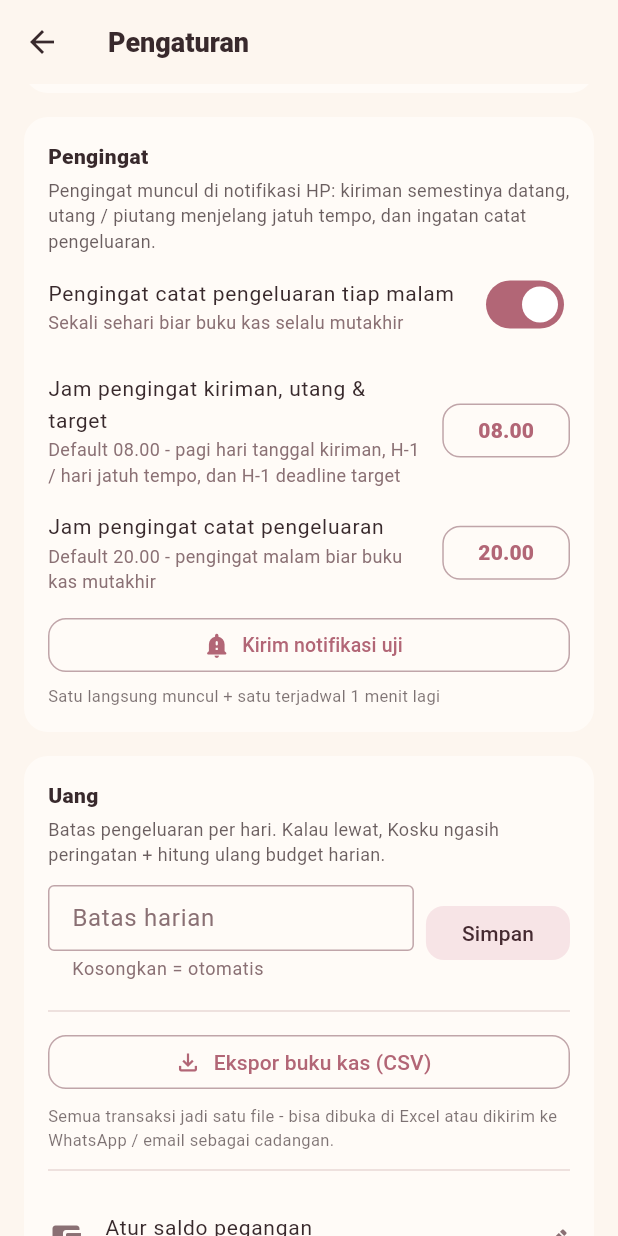
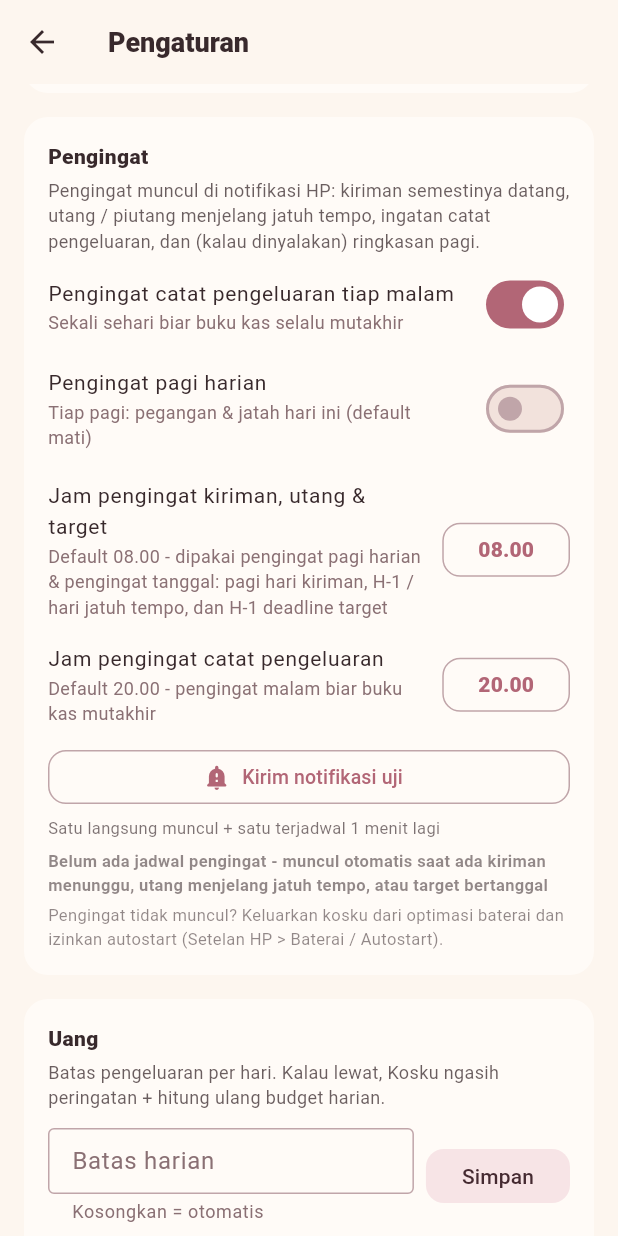
Before and after one commit to Nfx1z/App_03_kosku, a Flutter app: the PengaturanScreen screen opened directly, scrolled down 576 dp, on a phone screen of 412 x 824 dp. Run offline on Flutter 3.47's test engine with Material 3 defaults, Android fonts, the phone set to English and light mode, and no system bars; our stand-ins replace cloud_firestore, connectivity_plus, firebase_auth, firebase_core, fl_chart, flutter_local_notifications and 8 more; missing offline and left inert: receive_sharing_intent; accounts and stored records are empty; generated files the repository leaves out were written again.

Commit message:
Fix: english language due to const at some features and morning notifications

```diff
--- a/lib/screens/home_screen.dart
+++ b/lib/screens/home_screen.dart
@@ -192,7 +192,7 @@ class _HomeScreenState extends State<HomeScreen> {
           const KartuSaldo(),
           const KartuPerhatian(),
           if (app.sudahSetup) const KartuBudget(),
-          if (app.sudahSetup) const KartuInputCepat(),
+          if (app.sudahSetup)  KartuInputCepat(),
           judulSection(T.t('bagian_hari_ini')),
           if (app.transaksiHariIni.isEmpty)
             kartuKosong(T.t('home_kosong'),
--- a/lib/screens/kiriman_screen.dart
+++ b/lib/screens/kiriman_screen.dart
@@ -78,7 +78,7 @@ class KirimanScreen extends StatelessWidget {
                 ),
               ),
             ),
-          const KartuFormKiriman(),
+          KartuFormKiriman(),
           judulSection(T.t('daftar_kiriman')),
           if (app.kirimanList.isEmpty)
             kartuKosong(T.t('kiriman_kosong'), ikon: Icons.send_rounded)
--- a/lib/screens/pengaturan_screen.dart
+++ b/lib/screens/pengaturan_screen.dart
@@ -140,6 +140,17 @@ class _PengaturanScreenState extends State<PengaturanScreen> {
   Future<void> _aktifkanNotifHarian(bool nilai) async {
     final app = context.read<AppState>();
     await app.simpanNotifHarian(nilai);
+    if (!mounted) return;
+    ScaffoldMessenger.of(context).showSnackBar(
+      SnackBar(
+        content: Text(T.t(nilai ? 'notif_aktif' : 'notif_mati')),
+      ),
+    );
+  }
+
+  Future<void> _aktifkanNotifPagi(bool nilai) async {
+    final app = context.read<AppState>();
+    await app.simpanNotifPagi(nilai);
     if (!mounted) return;
     ScaffoldMessenger.of(context).showSnackBar(
       SnackBar(
@@ -444,6 +455,20 @@ class _PengaturanScreenState extends State<PengaturanScreen> {
                     subtitle: Text(T.t('notif_harian_sub'),
                         style: const TextStyle(fontSize: 12)),
                   ),
+                  // Pengingat pagi harian (default mati): ringkasan
+                  // pegangan & jatah hari ini. Dulu slot pagi hanya buat
+                  // pengingat tanggal kiriman/utang/target - kalau tidak
+                  // ada event, pagi hening total dan user menyangka
+                  // pengingatnya rusak.
+                  SwitchListTile(
+                    contentPadding: EdgeInsets.zero,
+                    value: app.notifPagiAktif,
+                    onChanged: _aktifkanNotifPagi,
+                    title: Text(T.t('notif_pagi'),
+                        style: const TextStyle(fontSize: 14)),
+                    subtitle: Text(T.t('notif_pagi_sub'),
+                        style: const TextStyle(fontSize: 12)),
+                  ),
                   const SizedBox(height: 4),
                   // Jam pengingat bisa diubah sendiri (default 08.00 pagi
                   // & 20.00 malam) - dulu hardcode sekarang time picker.
@@ -482,6 +507,31 @@ class _PengaturanScreenState extends State<PengaturanScreen> {
                     style: TextStyle(
                         fontSize: 11,
                         color: cs.onSurface.withValues(alpha: 0.65)),
+                  ),
+                  const SizedBox(height: 6),
+                  // Diagnostik: berapa jadwal pengingat aktif sekarang.
+                  // Menjawab "kenapa tidak ada notif pagi" - kalau 0,
+                  // memang belum ada yang harus diingatkan (tidak ada
+                  // kiriman menunggu / utang jatuh tempo / target
+                  // bertanggal, dan pengingat harian mati).
+                  Text(
+                    app.jadwalNotifAktif > 0
+                        ? T.f('notif_jadwal_ada',
+                            {'n': '${app.jadwalNotifAktif}'})
+                        : T.t('notif_jadwal_kosong'),
+                    style: TextStyle(
+                        fontSize: 11,
+                        fontWeight: FontWeight.w600,
+                        color: app.jadwalNotifAktif > 0
+                            ? cs.primary
+                            : cs.onSurface.withValues(alpha: 0.55)),
+                  ),
+                  const SizedBox(height: 4),
+                  Text(
+                    T.t('notif_baterai'),
+                    style: TextStyle(
+                        fontSize: 11,
+                        color: cs.onSurface.withValues(alpha: 0.55)),
                   ),
                 ],
               ),
--- a/lib/screens/target_screen.dart
+++ b/lib/screens/target_screen.dart
@@ -24,7 +24,7 @@ class TargetScreen extends StatelessWidget {
       body: ListView(
         padding: const EdgeInsets.all(12),
         children: [
-          const KartuFormTarget(),
+          KartuFormTarget(),
           judulSection(T.t('target_kamu')),
           if (app.targetList.isEmpty)
             kartuKosong(T.t('target_kosong'), ikon: Icons.flag_rounded)
--- a/lib/services/notifikasi_service.dart
+++ b/lib/services/notifikasi_service.dart
@@ -44,6 +44,23 @@ class NotifikasiService {
   bool _siap = false;
   bool _menyiapkan = false;
 
+  /// Pengingat harian malam & pagi benar-benar terpasang? Dipakai buat
+  /// [jumlahJadwalAktif] (diagnostik di Pengaturan).
+  bool _harianPasang = false;
+  bool _pagiPasang = false;
+
+  /// Berapa jadwal pengingat yang aktif SEKARANG (malam + pagi + semua
+  /// pengingat tanggal kiriman/utang/target). Dipakai Pengaturan untuk
+  /// menampilkan diagnostik "kenapa tidak ada notif pagi" - kalau 0,
+  /// memang belum ada yang harus diingatkan.
+  int get jumlahJadwalAktif =>
+      (_harianPasang ? 1 : 0) +
+      (_pagiPasang ? 1 : 0) +
+      (_kirimanTerjadwal?.length ?? 0) +
+      (_utangTerjadwal?.length ?? 0) +
+      (_utangHariIniTerjadwal?.length ?? 0) +
+      (_targetTerjadwal?.length ?? 0);
+
   /// Boleh pakai alarm EXACT (Android 12+ "Alarms & reminders")?
   /// Dicek ulang tiap siapkan; kalau tidak, jatuh ke alarm inexact
   /// (masih muncul, hanya bisa telat ±15 menit).
@@ -61,10 +78,11 @@ class NotifikasiService {
   Set<int>? _utangHariIniTerjadwal;
   Set<int>? _targetTerjadwal;
 
-  // ID notifikasi stabil: 1 = harian, 2-3 = uji,
+  // ID notifikasi stabil: 1 = malam, 4 = pagi harian, 2-3 = uji,
   // 100+id kiriman, 100000+id utang (H-1), 150000+id utang (hari-H),
   // 200000+id target.
   static const _idHarian = 1;
+  static const _idPagi = 4;
   static const _idUji = 2;
   static const _idKirimanBase = 100;
   static const _idUtangBase = 100000;
@@ -170,14 +188,16 @@ class NotifikasiService {
     } catch (_) {}
   }
 
-  Future<void> _tampil(
+  /// Balik true kalau notifikasi/langsung-tampil/jadwal benar-benar
+  /// dipasang (dipakai diagnostik jumlah jadwal aktif).
+  Future<bool> _tampil(
     int id,
     String judul,
     String isi, {
     DateTime? waktu,
     bool ulangHarian = false,
   }) async {
-    if (!_siap) return;
+    if (!_siap) return false;
     const detail = NotificationDetails(
       android: AndroidNotificationDetails(
         'kosku',
@@ -190,11 +210,11 @@ class NotifikasiService {
     try {
       if (waktu == null) {
         await _plugin.show(id, judul, isi, detail);
-        return;
+        return true;
       }
       final jadwal = tz.TZDateTime.from(waktu, tz.local);
       // Lewati waktu yang sudah lewat (device restart / data lama).
-      if (jadwal.isBefore(tz.TZDateTime.now(tz.local))) return;
+      if (jadwal.isBefore(tz.TZDateTime.now(tz.local))) return false;
       await _plugin.zonedSchedule(
         id,
         judul,
@@ -207,8 +227,10 @@ class NotifikasiService {
         // Ulang tiap hari di jam yang sama (khusus pengingat harian).
         matchDateTimeComponents: ulangHarian ? DateTimeComponents.time : null,
       );
+      return true;
     } catch (_) {
       // Jadwal gagal (mis. izin SCHEDULE_EXACT ditolak) → diam saja.
+      return false;
     }
   }
 
@@ -250,10 +272,14 @@ class NotifikasiService {
   /// hari ini sudah lewat, mulai besok.
   Future<void> aturHarian(bool aktif, {String jam = '20:00'}) async {
     await siapkan();
-    if (!_siap) return;
+    if (!_siap) {
+      _harianPasang = false;
+      return;
+    }
     try {
       await _plugin.cancel(_idHarian);
     } catch (_) {}
+    _harianPasang = false;
     if (!aktif) return;
 
     final (j, m) = _parseJam(jam, 20, 0);
@@ -262,10 +288,49 @@ class NotifikasiService {
     if (!slot.isAfter(kini)) {
       slot = slot.add(const Duration(days: 1));
     }
-    await _tampil(
+    _harianPasang = await _tampil(
       _idHarian,
       T.t('notif_catat_title'),
       T.t('notif_catat_body'),
+      waktu: slot,
+      ulangHarian: true,
+    );
+  }
+
+  // ================= PENGINGAT PAGI HARIAN =================
+
+  /// Nyalakan / matikan pengingat PAGI harian (default 08.00): ringkasan
+  /// singkat "pegangan & jatah hari ini". Ini pengingat HARIAN - dulu
+  /// slot pagi hanya dipakai pengingat TANGGAL (kiriman/utang/target),
+  /// jadi kalau tidak ada event, pagi hening total dan user menyangka
+  /// pengingatnya rusak. Kalau slot hari ini sudah lewat, mulai besok.
+  Future<void> aturPagi(
+    bool aktif, {
+    String jam = '08:00',
+    required int saldo,
+    required int jatah,
+  }) async {
+    await siapkan();
+    if (!_siap) {
+      _pagiPasang = false;
+      return;
+    }
+    try {
+      await _plugin.cancel(_idPagi);
+    } catch (_) {}
+    _pagiPasang = false;
+    if (!aktif) return;
+
+    final (j, m) = _parseJam(jam, 8, 0);
+    final kini = DateTime.now();
+    var slot = DateTime(kini.year, kini.month, kini.day, j, m);
+    if (!slot.isAfter(kini)) {
+      slot = slot.add(const Duration(days: 1));
+    }
+    _pagiPasang = await _tampil(
+      _idPagi,
+      T.t('notif_pagi_title'),
+      T.f('notif_pagi_body', {'s': rp(saldo), 'j': rp(jatah)}),
       waktu: slot,
       ulangHarian: true,
     );
@@ -302,12 +367,16 @@ class NotifikasiService {
   /// Sinkronkan seluruh jadwal dengan data terkini. Idempotent: kalau
   /// tanda tangan (isi data + setting) tidak berubah, tidak melakukan
   /// apa pun. Dipanggil dari muatSemua(). [jamPagi] = jam pengingat
-  /// kiriman/utang/target ("HH:MM", default 08.00), [jamMalam] = jam
-  /// pengingat catat pengeluaran (default 20.00) - keduanya bisa
-  /// diubah user di Pengaturan dan ikut tanda tangan supaya ganti jam
-  /// = jadwal ulang otomatis.
+  /// kiriman/utang/target DAN pengingat pagi harian (default 08.00),
+  /// [jamMalam] = jam pengingat catat pengeluaran (default 20.00) -
+  /// keduanya bisa diubah user di Pengaturan dan ikut tanda tangan
+  /// supaya ganti jam = jadwal ulang otomatis. [pagiAktif] = pengingat
+  /// pagi harian nyala, [jatahHarian] = jatah hari ini (muncul di isi
+  /// notifikasi pagi).
   Future<void> sinkronJadwal({
     required bool harianAktif,
+    required bool pagiAktif,
+    required int jatahHarian,
     required List<Kiriman> kiriman,
     required List<Utang> utang,
     required List<TargetBeli> target,
@@ -349,6 +418,10 @@ class NotifikasiService {
       // seluruh jadwal di jam yang baru.
       'pagi:$jamPagi',
       'malam:$jamMalam',
+      // Pengingat pagi harian: on/off + isi notifikasinya (pegangan &
+      // jatah) ikut berubah → dua-duanya masuk tanda tangan.
+      'pagi_aktif:$pagiAktif',
+      'jatah:$jatahHarian',
       // Saldo ikut: isi "kurang Rp X" pengingat target berganti tiap
       // saldo berubah. Mode exact ikut supaya jadwal lama dipasang
       // ulang sebagai alarm exact begitu izinnya diberikan.
@@ -368,6 +441,15 @@ class NotifikasiService {
 
     // Pengingat harian (malam, jam bisa diatur).
     await aturHarian(harianAktif, jam: jamMalam);
+
+    // Pengingat pagi harian (ringkasan pegangan & jatah, jam bisa
+    // diatur, default mati).
+    await aturPagi(
+      pagiAktif,
+      jam: jamPagi,
+      saldo: saldoPegangan,
+      jatah: jatahHarian,
+    );
 
     final batasJadwal = DateTime.now().add(const Duration(days: 30));
 
--- a/lib/utils/teks.dart
+++ b/lib/utils/teks.dart
@@ -942,11 +942,11 @@ class T {
     'notif_judul': {'id': 'Pengingat', 'en': 'Reminders'},
     'notif_desc': {
       'id': 'Pengingat muncul di notifikasi HP: kiriman semestinya '
-          'datang, utang / piutang menjelang jatuh tempo, dan ingatan '
-          'catat pengeluaran.',
+          'datang, utang / piutang menjelang jatuh tempo, ingatan '
+          'catat pengeluaran, dan (kalau dinyalakan) ringkasan pagi.',
       'en': 'Reminders appear in your phone\u2019s notifications: '
           'expected transfers, debts / loans nearing their due date, '
-          'and a nudge to log expenses.'
+          'a nudge to log expenses, and (if enabled) a morning summary.'
     },
     'notif_harian': {
       'id': 'Pengingat catat pengeluaran tiap malam',
@@ -956,13 +956,49 @@ class T {
       'id': 'Sekali sehari biar buku kas selalu mutakhir',
       'en': 'Once a day to keep your ledger up to date'
     },
+    'notif_pagi': {
+      'id': 'Pengingat pagi harian',
+      'en': 'Daily morning reminder'
+    },
+    'notif_pagi_sub': {
+      'id': 'Tiap pagi: pegangan & jatah hari ini (default mati)',
+      'en': 'Every morning: cash on hand & today\'s allowance (off by default)'
+    },
+    'notif_pagi_title': {
+      'id': 'Selamat pagi!',
+      'en': 'Good morning!'
+    },
+    'notif_pagi_body': {
+      'id': 'Pegangan {s} • jatah hari ini {j}',
+      'en': 'Cash {s} • today\'s allowance {j}'
+    },
+    'notif_jadwal_ada': {
+      'id': '{n} pengingat terjadwal sekarang',
+      'en': '{n} reminders scheduled right now'
+    },
+    'notif_jadwal_kosong': {
+      'id': 'Belum ada jadwal pengingat - muncul otomatis saat ada kiriman '
+          'menunggu, utang menjelang jatuh tempo, atau target bertanggal',
+      'en': 'No reminders scheduled yet - they appear automatically when '
+          'there is a pending transfer, an upcoming debt, or a dated target'
+    },
+    'notif_baterai': {
+      'id': 'Pengingat tidak muncul? Keluarkan kosku dari optimasi baterai '
+          'dan izinkan autostart (Setelan HP > Baterai / Autostart).',
+      'en': 'Reminders not showing? Exclude kosku from battery optimization '
+          'and allow autostart (Phone settings > Battery / Autostart).'
+    },
     'notif_jam_pagi': {
       'id': 'Jam pengingat kiriman, utang & target',
       'en': 'Transfer, debt & target reminder time'
     },
     'notif_jam_pagi_sub': {
-      'id': 'Default 08.00 - pagi hari tanggal kiriman, H-1 / hari jatuh tempo, dan H-1 deadline target',
-      'en': 'Default 8:00 AM - transfer arrival day, day before / due day of debts, day before target deadlines'
+      'id': 'Default 08.00 - dipakai pengingat pagi harian & pengingat '
+          'tanggal: pagi hari kiriman, H-1 / hari jatuh tempo, dan '
+          'H-1 deadline target',
+      'en': 'Default 8:00 AM - used by the daily morning reminder and for '
+          'event days: transfer arrival day, day before / due day of '
+          'debts, day before target deadlines'
     },
     'notif_jam_malam': {
       'id': 'Jam pengingat catat pengeluaran',
@@ -1106,7 +1142,7 @@ class T {
     },
 
     // Tentang
-    'tentang_judul': {'id': 'Kosku v2.17.1', 'en': 'Kosku v2.17.1'},
+    'tentang_judul': {'id': 'Kosku v2.17.3', 'en': 'Kosku v2.17.3'},
     'tentang_desc': {
       'id': 'Pencatat uang pribadi offline-first.\n'
           'Fitur inti jalan tanpa internet; pindai struk butuh online.',
--- a/pubspec.yaml
+++ b/pubspec.yaml
@@ -1,7 +1,7 @@
 name: kosku
 description: "Kosku - offline-first personal money tracker: receipt scanning via Gemini, Firebase login + sync."
 publish_to: "none"
-version: 2.17.1+20
+version: 2.17.3+22
 
 environment:
   sdk: ">=3.6.0 <4.0.0"
```
Also changed, not shown: lib/main.dart (+11 -3 lines), lib/providers/app_state.dart (+48 -5 lines), 1 other file.
